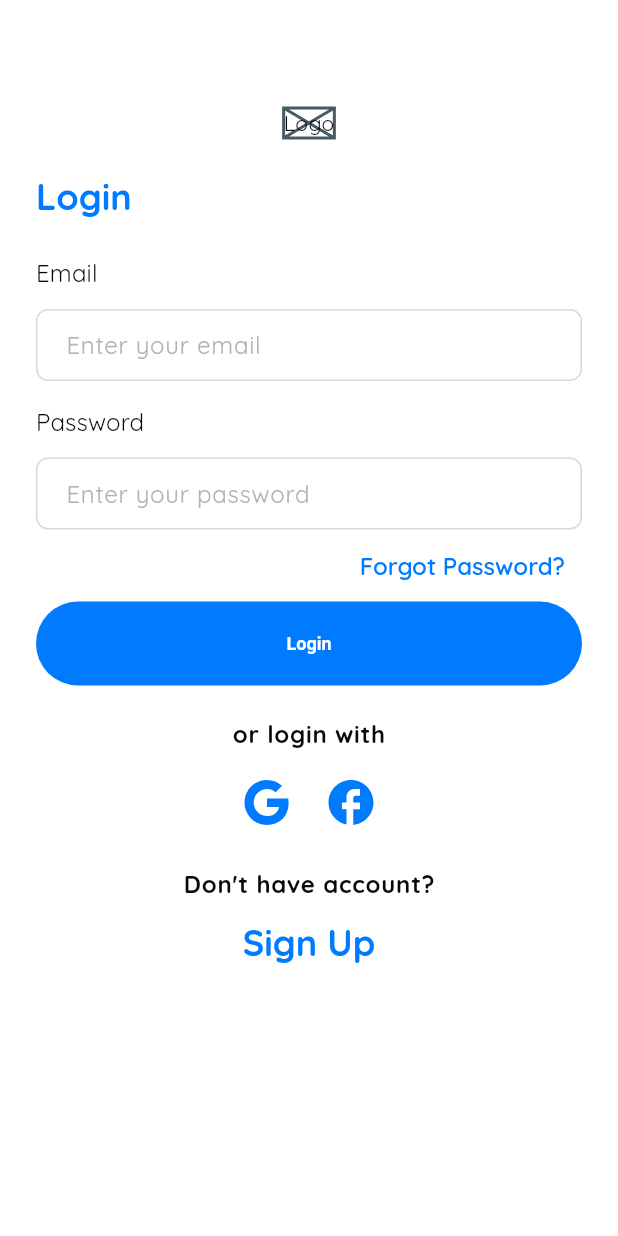
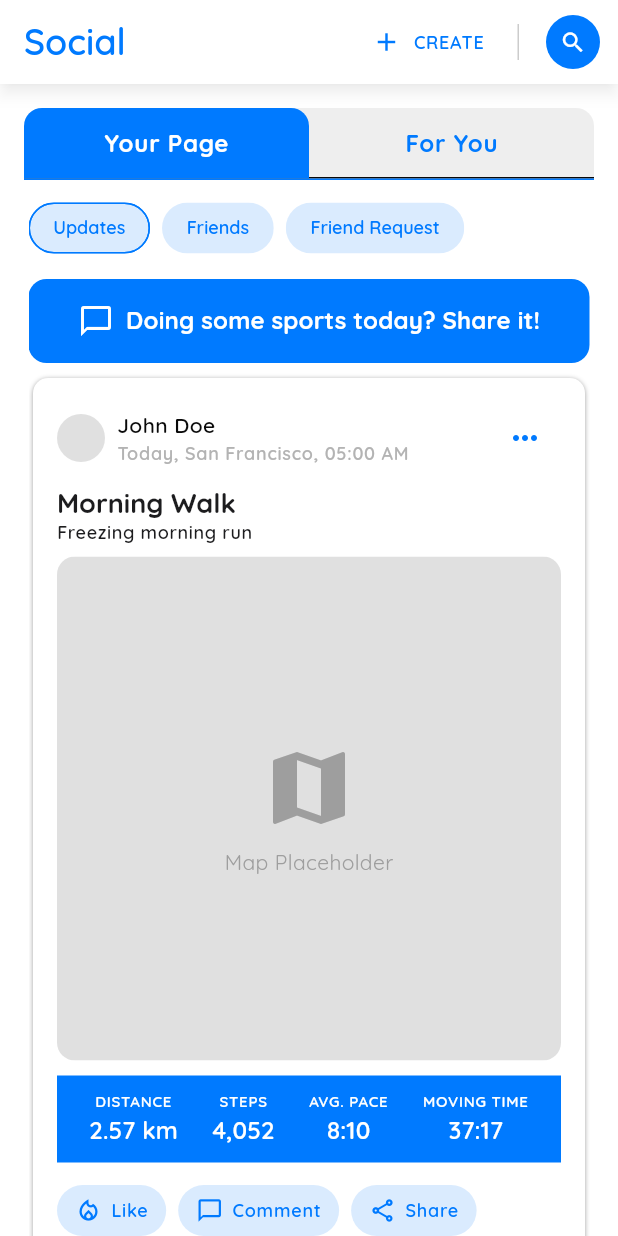
Before and after one commit to hafizc8/run-tracker-app, a Flutter app: the screen it shows after launch, on a phone screen of 412 x 824 dp. Run offline on Flutter 3.47's test engine with Material 3 defaults, Android fonts, the phone set to English and light mode, and no system bars; our stand-ins replace dio, flutter_svg, get, get_it, get_storage, google_fonts and 1 more.

Commit message:
part-1: slicing ui for social - "for you" tab

```diff
--- a/lib/app/app.dart
+++ b/lib/app/app.dart
@@ -12,7 +12,7 @@ class App extends StatelessWidget {
   Widget build(BuildContext context) {
     return GetMaterialApp(
       debugShowCheckedModeBanner: false,
-      initialRoute: AppRoutes.login,
+      initialRoute: AppRoutes.social,
       getPages: AppPages.pages,
       theme: TAppTheme.lightTheme,
       title: 'Zest Mobile',
--- /dev/null
+++ b/lib/app/modules/social/bindings/social_binding.dart
@@ -0,0 +1,9 @@
+import 'package:get/get.dart';
+import '../controllers/social_controller.dart';
+
+class SocialBinding extends Bindings {
+  @override
+  void dependencies() {
+    Get.lazyPut<SocialController>(() => SocialController());
+  }
+}
--- /dev/null
+++ b/lib/app/modules/social/controllers/social_controller.dart
@@ -0,0 +1,7 @@
+import 'package:get/get.dart';
+
+class SocialController extends GetxController {
+  var count = 0.obs;
+
+  void increment() => count++;
+}
--- /dev/null
+++ b/lib/app/modules/social/views/social_view.dart
@@ -0,0 +1,357 @@
+import 'package:flutter/material.dart';
+import 'package:flutter/widgets.dart';
+import 'package:get/get.dart';
+import 'package:zest_mobile/app/modules/social/widgets/social_action_button.dart';
+import 'package:zest_mobile/app/modules/social/widgets/statistic_column.dart';
+import '../controllers/social_controller.dart';
+import 'package:zest_mobile/app/core/theme/color_schemes.dart';
+
+class SocialView extends GetView<SocialController> {
+  const SocialView({super.key});
+
+  @override
+  Widget build(BuildContext context) {
+    return DefaultTabController(
+      length: 2,
+      child: Scaffold(
+        appBar: AppBar(
+          title: Text(
+            'Social',
+            style: Theme.of(context).textTheme.headlineMedium?.copyWith(
+              fontWeight: FontWeight.w600,
+            ),
+          ),
+          elevation: 4,
+          shadowColor: Colors.black.withOpacity(0.3),
+          surfaceTintColor: Colors.transparent,
+          actions: [
+            // Text + Icon Button "Create"
+            TextButton.icon(
+              onPressed: () {},
+              icon: Icon(
+                Icons.add,
+                size: 20,
+                color: lightColorScheme.primary,
+              ),
+              label: Text(
+                'CREATE',
+                style: Theme.of(context).textTheme.labelSmall?.copyWith(
+                  color: lightColorScheme.primary,
+                ),
+              ),
+            ),
+
+            // Vertical Divider
+            Container(
+              height: 24,
+              width: 1,
+              color: Colors.black.withOpacity(0.2),
+              margin: const EdgeInsets.symmetric(horizontal: 8),
+            ),
+
+            // Circle IconButton
+            Padding(
+              padding: const EdgeInsets.only(right: 12, left: 10,),
+              child: Container(
+                width: 36,
+                height: 36,
+                decoration: BoxDecoration(
+                  color: Theme.of(context).colorScheme.primary,
+                  shape: BoxShape.circle,
+                ),
+                child: Icon(
+                  Icons.search,
+                  size: 18,
+                  color: Theme.of(context).colorScheme.onPrimary,
+                ),
+              ),
+            ),
+
+          ],
+        ),
+
+        backgroundColor: Colors.white,
+        body: Column(
+          children: [
+            const SizedBox(height: 16),
+
+            // Custom TabBar dengan rounded dan background
+            Padding(
+              padding: const EdgeInsets.symmetric(horizontal: 16),
+              child: Container(
+                height: 48,
+                decoration: BoxDecoration(
+                  color: Colors.grey.shade200,
+                  borderRadius: const BorderRadius.only(
+                    topLeft: Radius.circular(12),
+                    topRight: Radius.circular(12),
+                  ),
+                ),
+                child: Column(
+                  children: [
+                    // TabBar
+                    TabBar(
+                      indicator: BoxDecoration(
+                        color: lightColorScheme.primary, // Gunakan primary dari lightColorScheme
+                        borderRadius: const BorderRadius.only(
+                          topLeft: Radius.circular(12),
+                          topRight: Radius.circular(12),
+                        ),
+                      ),
+                      indicatorSize: TabBarIndicatorSize.tab,
+                      indicatorWeight: 1,
+                      labelColor: Colors.white,
+                      unselectedLabelColor: lightColorScheme.primary,
+                      labelStyle: Theme.of(context).textTheme.bodyLarge,
+                      unselectedLabelStyle: Theme.of(context).textTheme.bodyLarge,
+                      tabs: const [
+                        Tab(text: 'Your Page'),
+                        Tab(text: 'For You'),
+                      ],
+                    ),
+                    // Garis bawah TabBar yang merentang penuh
+                    Container(
+                      height: 1,
+                      color: lightColorScheme.primary, // Warna garis bawah
+                    ),
+                  ],
+                ),
+              ),
+            ),
+
+            const SizedBox(height: 8),
+
+            // TabBarView
+            Expanded(
+              child: Container(
+                padding: const EdgeInsets.symmetric(horizontal: 16),
+                margin: const EdgeInsets.symmetric(horizontal: 3),
+                child: TabBarView(
+                  children: [
+                    // Halaman "Your Page"
+                    SingleChildScrollView(
+                      child: Column(
+                        crossAxisAlignment: CrossAxisAlignment.start,
+                        children: [
+                          // Chip Badge yang bisa diklik
+                          Wrap(
+                            alignment: WrapAlignment.start,
+                            runAlignment: WrapAlignment.start,
+                            runSpacing: 8.0,
+                            crossAxisAlignment: WrapCrossAlignment.start,
+                            spacing: 8.0,
+                            children: [
+                              Chip(
+                                label: const Text('Updates'),
+                                backgroundColor: const Color(0xFFdaebfe),
+                                labelStyle: Theme.of(context).textTheme.headlineSmall?.copyWith(fontSize: 12),
+                                shape: RoundedRectangleBorder(
+                                  borderRadius: BorderRadius.circular(20),
+                                  side: BorderSide(
+                                    color: lightColorScheme.primary,
+                                    width: 1,
+                                  ),
+                                ),
+                              ),
+                              Chip(
+                                label: const Text('Friends'),
+                                backgroundColor: const Color(0xFFdaebfe),
+                                labelStyle: Theme.of(context).textTheme.headlineSmall?.copyWith(fontSize: 12),
+                                shape: RoundedRectangleBorder(
+                                  borderRadius: BorderRadius.circular(20),
+                                  side: const BorderSide(
+                                    color: Colors.transparent,
+                                    width: 1,
+                                  ),
+                                ),
+                              ),
+                              Chip(
+                                label: const Text('Friend Request'),
+                                backgroundColor: const Color(0xFFdaebfe),
+                                labelStyle: Theme.of(context).textTheme.headlineSmall?.copyWith(fontSize: 12),
+                                shape: RoundedRectangleBorder(
+                                  borderRadius: BorderRadius.circular(20),
+                                  side: const BorderSide(
+                                    color: Colors.transparent,
+                                    width: 1,
+                                  ),
+                                ),
+                              ),
+                            ],
+                          ),
+
+                          const SizedBox(height: 10),
+
+                          Container(
+                            padding: const EdgeInsets.symmetric(horizontal: 16, vertical: 16),
+                            decoration: BoxDecoration(
+                              color: lightColorScheme.primary,
+                              borderRadius: BorderRadius.circular(12),
+                            ),
+                            child: Row(
+                              mainAxisAlignment: MainAxisAlignment.center,
+                              children: [
+                                Icon(
+                                  Icons.chat_bubble_outline,
+                                  color: lightColorScheme.onPrimary,
+                                ),
+                                const SizedBox(width: 8),
+                                Text(
+                                  'Doing some sports today? Share it!',
+                                  style: Theme.of(context).textTheme.labelLarge?.copyWith(fontWeight: FontWeight.bold),
+                                ),
+                              ],
+                            ),
+                          ),
+
+                          // Card Content
+                          Container(
+                            margin: const EdgeInsets.symmetric(vertical: 10, horizontal: 3),
+                            padding: const EdgeInsets.symmetric(horizontal: 16, vertical: 16),
+                            decoration: BoxDecoration(
+                              borderRadius: BorderRadius.circular(10),
+                              color: lightColorScheme.background,
+                              boxShadow: [
+                                BoxShadow(
+                                  color: Colors.grey.shade500,
+                                  blurRadius: 2,
+                                  offset: const Offset(0, 1),
+                                ),
+                              ]
+                            ),
+                            child: Column(
+                              crossAxisAlignment: CrossAxisAlignment.start,
+                              children: [
+                                // User Profile in Card
+                                Row(
+                                  children: [
+                                    CircleAvatar(
+                                      radius: 16,
+                                      backgroundColor: Colors.grey.shade300,
+                                    ),
+                                    const SizedBox(width: 8),
+                                    Column(
+                                      crossAxisAlignment: CrossAxisAlignment.start,
+                                      children: [
+                                        Text(
+                                          'John Doe',
+                                          style: Theme.of(context).textTheme.bodyMedium?.copyWith(fontWeight: FontWeight.w600),
+                                        ),
+                                        Text(
+                                          'Today, San Francisco, 05:00 AM',
+                                          style: Theme.of(context).textTheme.labelSmall?.copyWith(color: lightColorScheme.onTertiary),
+                                        ),
+                                      ],
+                                    ),
+                                    const Spacer(),
+                                    IconButton(
+                                      onPressed: () {},
+                                      icon: const Icon(
+                                        Icons.more_horiz,
+                                      ),
+                                      color: lightColorScheme.primary,
+                                    ),
+                                  ],
+                                ),
+
+                                const SizedBox(height: 8),
+
+                                // Text Content
+                                Text(
+                                  'Morning Walk',
+                                  style: Theme.of(context).textTheme.headlineMedium?.copyWith(
+                                    fontSize: 18,
+                                    color: lightColorScheme.onSurface,
+                                  ),
+                                ),
+                                Text(
+                                  'Freezing morning run',
+                                  style: Theme.of(context).textTheme.bodySmall?.copyWith(
+                                    fontWeight: FontWeight.w600,
+                                    color: lightColorScheme.onSurface,
+                                  ),
+                                ),
+
+                                const SizedBox(height: 8),
+
+                                // Map placeholder
+                                AspectRatio(
+                                  aspectRatio: 1,
+                                  child: ClipRRect(
+                                    borderRadius: BorderRadius.circular(12),
+                                    child: Container(
+                                      color: Colors.grey.shade300,
+                                      child: const Center(
+                                        child: Column(
+                                          mainAxisAlignment: MainAxisAlignment.center,
+                                          children: [
+                                            Icon(Icons.map, size: 64, color: Colors.grey),
+                                            SizedBox(height: 8),
+                                            Text('Map Placeholder', style: TextStyle(color: Colors.grey)),
+                                          ],
+                                        ),
+                                      ),
+                                    ),
+                                  ),
+                                ),
+
+                                const SizedBox(height: 10),
+
+                                // Statistics Column
+                                Container(
+                                  padding: const EdgeInsets.symmetric(horizontal: 10, vertical: 10),
+                                  decoration: BoxDecoration(
+                                    color: lightColorScheme.primary,
+                                  ),
+                                  child: const Row(
+                                    mainAxisAlignment: MainAxisAlignment.spaceAround,
+                                    children: [
+                                      StatisticsColumn(title: 'DISTANCE', value: '2.57 km'),
+                                      StatisticsColumn(title: 'STEPS', value: '4,052'),
+                                      StatisticsColumn(title: 'AVG. PACE', value: '8:10'),
+                                      StatisticsColumn(title: 'MOVING TIME', value: '37:17'),
+                                    ],
+                                  ),
+                                ),
+
+                                const SizedBox(height: 15),
+
+                                // Like, Comment, Share
+                                Row(
+                                  children: [
+                                    SocialActionButton(
+                                      icon: Icons.local_fire_department_outlined,
+                                      label: 'Like',
+                                      onTap: () {},
+                                    ),
+                                    const SizedBox(width: 8),
+                                    SocialActionButton(
+                                      icon: Icons.chat_bubble_outline,
+                                      label: 'Comment',
+                                      onTap: () {},
+                                    ),
+                                    const SizedBox(width: 8),
+                                    SocialActionButton(
+                                      icon: Icons.share_outlined,
+                                      label: 'Share',
+                                      onTap: () {},
+                                    ),
+                                  ],
+                                ),
+                              ],
+                            ),
+                          ),
+                        ],
+                      ),
+                    ),
+                    const Center(child: Text('For You')),
+                  ],
+                ),
+              ),
+            ),
+          ],
+        ),
+      ),
+    );
+  }
+}
--- /dev/null
+++ b/lib/app/modules/social/widgets/social_action_button.dart
@@ -0,0 +1,40 @@
+import 'package:flutter/material.dart';
+import 'package:zest_mobile/app/core/theme/color_schemes.dart';
+
+class SocialActionButton extends StatelessWidget {
+  final IconData icon;
+  final String label;
+  final VoidCallback onTap;
+
+  const SocialActionButton({
+    required this.icon,
+    required this.label,
+    required this.onTap,
+  });
+
+  @override
+  Widget build(BuildContext context) {
+    return GestureDetector(
+      onTap: onTap,
+      child: Container(
+        padding: const EdgeInsets.symmetric(horizontal: 12, vertical: 8),
+        decoration: BoxDecoration(
+          color: const Color(0xFFdaebfe),
+          borderRadius: BorderRadius.circular(20),
+        ),
+        child: Row(
+          children: [
+            Icon(icon, size: 18, color: lightColorScheme.primary,),
+            const SizedBox(width: 6),
+            Text(
+              label,
+              style: Theme.of(context).textTheme.labelSmall?.copyWith(
+                color: lightColorScheme.primary,
+              ),
+            ),
+          ],
+        ),
+      ),
+    );
+  }
+}
--- /dev/null
+++ b/lib/app/modules/social/widgets/statistic_column.dart
@@ -0,0 +1,30 @@
+import 'package:flutter/material.dart';
+
+class StatisticsColumn extends StatelessWidget {
+  final String title;
+  final String value;
+
+  const StatisticsColumn({super.key, required this.title, required this.value});
+
+  @override
+  Widget build(BuildContext context) {
+    return Flexible(
+      child: Column(
+        mainAxisSize: MainAxisSize.min,
+        children: [
+          Text(
+            title,
+            style: Theme.of(context).textTheme.labelSmall?.copyWith(fontSize: 10),
+            textAlign: TextAlign.center,
+          ),
+          Text(
+            value,
+            style: Theme.of(context).textTheme.labelLarge,
+            textAlign: TextAlign.center,
+          ),
+        ],
+      ),
+    );
+
+  }
+}
--- a/lib/app/routes/app_pages.dart
+++ b/lib/app/routes/app_pages.dart
@@ -16,6 +16,8 @@ import 'package:zest_mobile/app/modules/auth/register/views/register_view.dart';
 import 'package:zest_mobile/app/modules/auth/register/bindings/register_verify_email_binding.dart';
 import 'package:zest_mobile/app/modules/auth/register/views/register_verify_email_view.dart';
 import 'package:zest_mobile/app/modules/auth/register/views/register_verify_email_success.dart';
+import 'package:zest_mobile/app/modules/social/bindings/social_binding.dart';
+import 'package:zest_mobile/app/modules/social/views/social_view.dart';
 import '../modules/home/bindings/home_binding.dart';
 import '../modules/home/views/home_view.dart';
 import 'app_routes.dart';
@@ -81,5 +83,11 @@ class AppPages {
       name: AppRoutes.forgotPasswordUpdated,
       page: () => const ForgotPasswordPasswordUpdatedView(),
     ),
+
+    GetPage(
+      name: AppRoutes.social,
+      page: () => const SocialView(),
+      binding: SocialBinding(),
+    ),
   ];
 }
--- a/lib/app/routes/app_routes.dart
+++ b/lib/app/routes/app_routes.dart
@@ -19,4 +19,6 @@ abstract class AppRoutes {
   static const registerCreateProfile = '/auth/register-create-profile';
   static const registerCreateProfileChooseLocation =
       '/auth/register-create-profile-choose-location';
+
+  static const social = '/social';
 }
```
